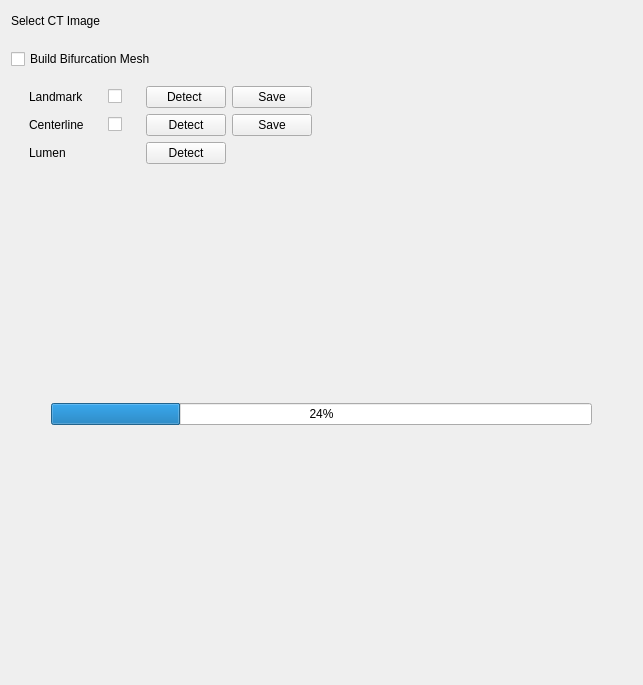
This is CoronaryMain/Resources/UI/qSlicerCoronaryMainModuleWidget.ui in haoyinzhou/Coronary as Qt 5 draws it before an edit. The edited form follows.
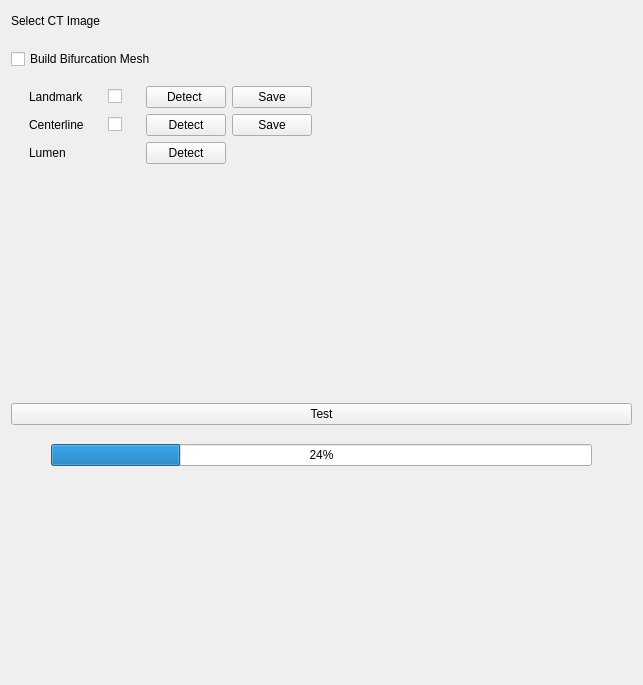
This is the edited form. Custom widgets are drawn as their Qt base class.

```diff
--- a/CoronaryMain/Resources/UI/qSlicerCoronaryMainModuleWidget.ui
+++ b/CoronaryMain/Resources/UI/qSlicerCoronaryMainModuleWidget.ui
@@ -317,6 +317,29 @@
      </property>
     </spacer>
    </item>
+   <item>
+    <widget class="QPushButton" name="pushButtonTest">
+     <property name="text">
+      <string>Test</string>
+     </property>
+    </widget>
+   </item>
+   <item>
+    <spacer name="verticalSpacer_5">
+     <property name="orientation">
+      <enum>Qt::Vertical</enum>
+     </property>
+     <property name="sizeType">
+      <enum>QSizePolicy::Preferred</enum>
+     </property>
+     <property name="sizeHint" stdset="0">
+      <size>
+       <width>20</width>
+       <height>13</height>
+      </size>
+     </property>
+    </spacer>
+   </item>
    <item>
     <layout class="QHBoxLayout" name="horizontalLayout_3">
      <item>
```
Left out of the diff: 10 changed lines with no effect on the pictures.
